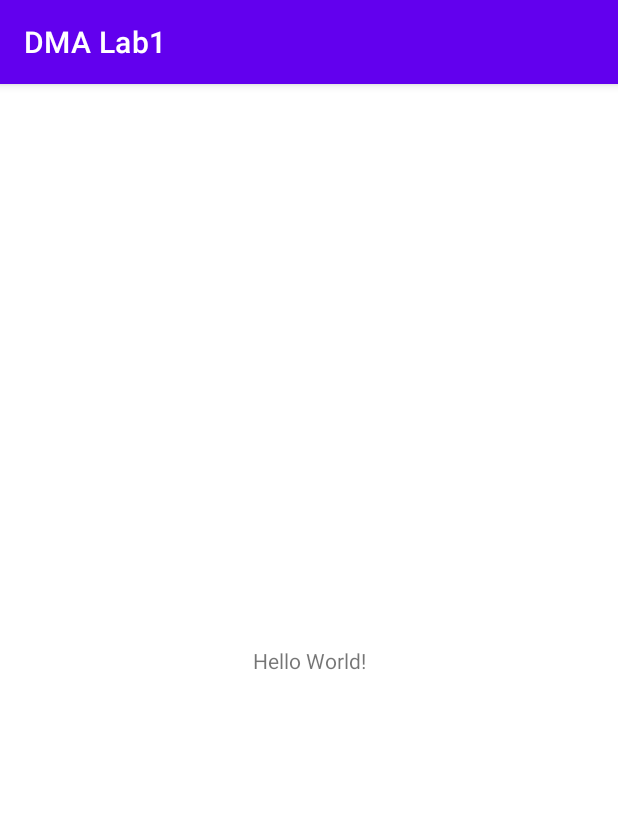
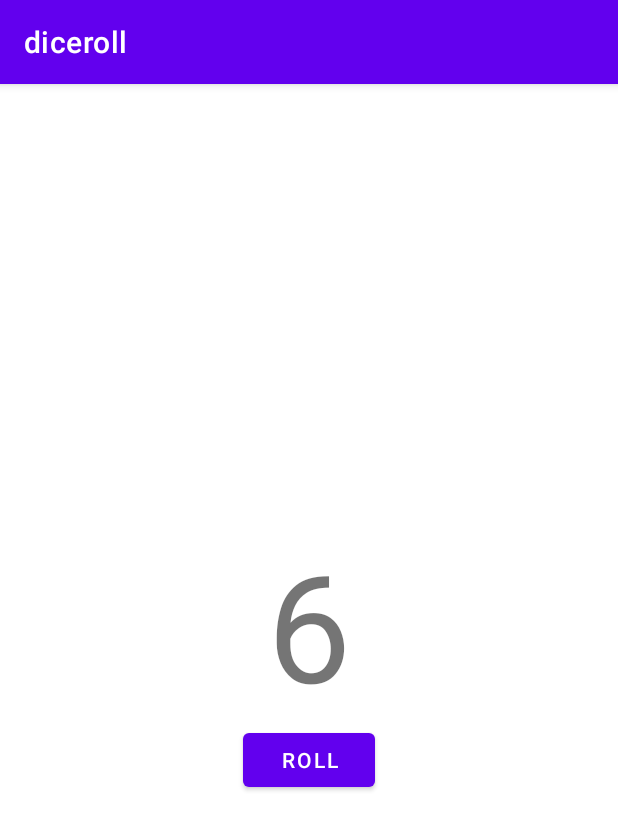
Before and after one commit to Baandana/DMA-Lab1-Dice, an Android app: the screen it shows after launch (MainActivity), on a phone screen of 412 x 824 dp. Shown: the top 830 px of the screen. Run offline under Robolectric (Android 15) with nearby library versions, the phone set to English and light mode, and no system bars.

Commit message:
Second Commit dice roller app

```diff
--- a/app/src/main/java/com/example/dmalab1/MainActivity.java
+++ b/app/src/main/java/com/example/dmalab1/MainActivity.java
@@ -1,14 +1,39 @@
 package com.example.dmalab1;
 
 import androidx.appcompat.app.AppCompatActivity;
-
 import android.os.Bundle;
+import android.view.View;
+import android.widget.Button;
+import android.widget.TextView;
+import android.widget.Toast;
+import java.util.Random;
 
 public class MainActivity extends AppCompatActivity {
+
+    private TextView diceNumber;
+    private Button rollButton;
 
     @Override
     protected void onCreate(Bundle savedInstanceState) {
         super.onCreate(savedInstanceState);
         setContentView(R.layout.activity_main);
+
+        diceNumber = findViewById(R.id.diceNumber);
+        rollButton = findViewById(R.id.rollButton);
+
+        rollButton.setOnClickListener(new View.OnClickListener() {
+            @Override
+            public void onClick(View v) {
+                // Generate a random number between 1 and 6
+                Random rand = new Random();
+                int randomNumber = rand.nextInt(6) + 1;
+
+                // Update the text view with the random number
+                diceNumber.setText(Integer.toString(randomNumber));
+
+                // Show a toast message
+                Toast.makeText(MainActivity.this, "Dice rolled", Toast.LENGTH_SHORT).show();
+            }
+        });
     }
 }
--- a/app/src/main/res/layout/activity_main.xml
+++ b/app/src/main/res/layout/activity_main.xml
@@ -1,18 +1,20 @@
-<?xml version="1.0" encoding="utf-8"?>
-<androidx.constraintlayout.widget.ConstraintLayout xmlns:android="http://schemas.android.com/apk/res/android"
-    xmlns:app="http://schemas.android.com/apk/res-auto"
-    xmlns:tools="http://schemas.android.com/tools"
+<LinearLayout xmlns:android="http://schemas.android.com/apk/res/android"
     android:layout_width="match_parent"
     android:layout_height="match_parent"
-    tools:context=".MainActivity">
+    android:orientation="vertical"
+    android:gravity="center">
 
     <TextView
+        android:id="@+id/diceNumber"
         android:layout_width="wrap_content"
         android:layout_height="wrap_content"
-        android:text="Hello World!"
-        app:layout_constraintBottom_toBottomOf="parent"
-        app:layout_constraintEnd_toEndOf="parent"
-        app:layout_constraintStart_toStartOf="parent"
-        app:layout_constraintTop_toTopOf="parent" />
+        android:textSize="100sp"
+        android:text="6" />
 
-</androidx.constraintlayout.widget.ConstraintLayout>
+    <Button
+        android:id="@+id/rollButton"
+        android:layout_width="wrap_content"
+        android:layout_height="wrap_content"
+        android:text="roll" />
+
+</LinearLayout>
--- a/app/src/main/res/values/strings.xml
+++ b/app/src/main/res/values/strings.xml
@@ -1,3 +1,5 @@
 <resources>
-    <string name="app_name">DMA Lab1</string>
+    <string name="app_name">diceroll</string>
+    <string name="roll">Roll</string>
+    <string name="_6">6</string>
 </resources>
```
